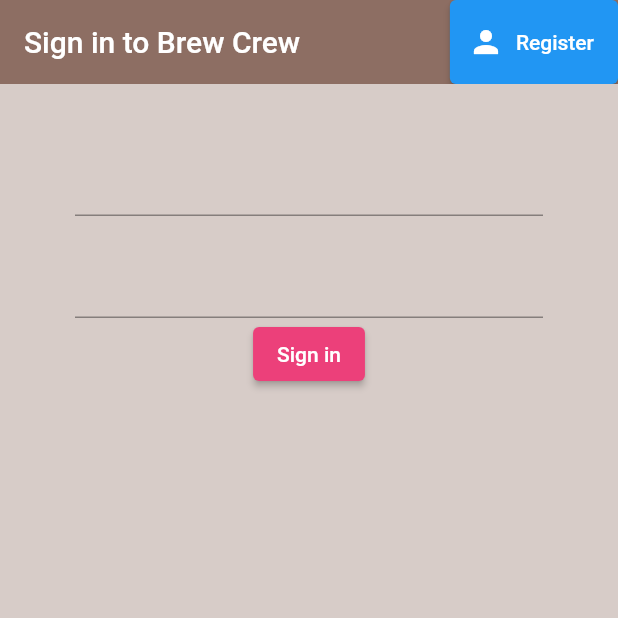
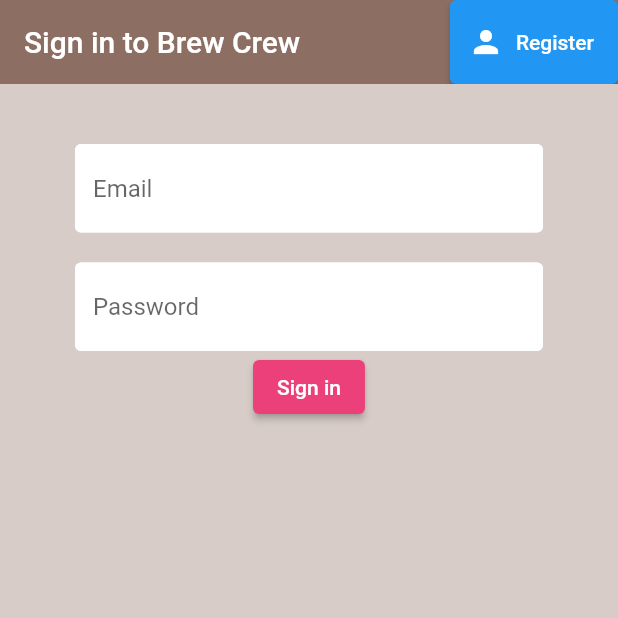
Before and after one commit to PersianBlue/CoffeeApp, a Flutter app: the screen it shows after launch, on a phone screen of 412 x 824 dp, the top half of it. Run offline on Flutter 3.47's test engine with Material 2 defaults, Android fonts, the phone set to English and light mode, and no system bars; our stand-ins replace firebase_auth, firebase_core; accounts and stored records are empty.

Commit message:
added decoration for text input fields

```diff
--- a/lib/screens/authenticate/sign_in.dart
+++ b/lib/screens/authenticate/sign_in.dart
@@ -2,6 +2,7 @@
 
 import "package:flutter/material.dart";
 import 'package:flutter_coffee_brew/services/auth.dart';
+import 'package:flutter_coffee_brew/shared/constants.dart';
 
 class SignIn extends StatefulWidget {
   final Function toggleView;
@@ -47,6 +48,7 @@
               children: [
                 SizedBox(height: 20.0),
                 TextFormField(
+                  decoration: textInputDecoration.copyWith(hintText: "Email"),
                   validator: (val) => val!.isEmpty ? "Enter an email" : null,
                   onChanged: (value) {
                     setState(() => email = value);
@@ -54,6 +56,8 @@
                 ),
                 SizedBox(height: 20.0),
                 TextFormField(
+                  decoration:
+                      textInputDecoration.copyWith(hintText: "Password "),
                   validator: (val) =>
                       val!.length < 6 ? "Enter a password 6+ chars long" : null,
                   onChanged: (value) {
--- a/lib/screens/register.dart
+++ b/lib/screens/register.dart
@@ -2,6 +2,7 @@
 
 import "package:flutter/material.dart";
 import 'package:flutter_coffee_brew/services/auth.dart';
+import 'package:flutter_coffee_brew/shared/constants.dart';
 
 class Register extends StatefulWidget {
   final Function toggleView;
@@ -47,6 +48,7 @@
               children: [
                 SizedBox(height: 20.0),
                 TextFormField(
+                  decoration: textInputDecoration.copyWith(hintText: "Email"),
                   validator: (val) => val!.isEmpty ? "Enter an email" : null,
                   onChanged: (value) {
                     setState(() => email = value);
@@ -54,6 +56,8 @@
                 ),
                 SizedBox(height: 20.0),
                 TextFormField(
+                  decoration:
+                      textInputDecoration.copyWith(hintText: "Password"),
                   validator: (val) =>
                       val!.length < 6 ? "Enter a password 6+ chars long" : null,
                   onChanged: (value) {
--- /dev/null
+++ b/lib/shared/constants.dart
@@ -0,0 +1,11 @@
+import "package:flutter/material.dart";
+
+const textInputDecoration = InputDecoration(
+    fillColor: Colors.white,
+    filled: true,
+    enabledBorder: OutlineInputBorder(
+      borderSide: BorderSide(color: Colors.white, width: 2.0),
+    ),
+    focusedBorder: OutlineInputBorder(
+      borderSide: BorderSide(color: Colors.pink, width: 2.0),
+    ));
```
